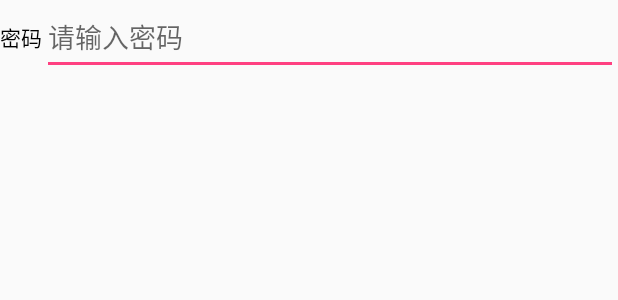
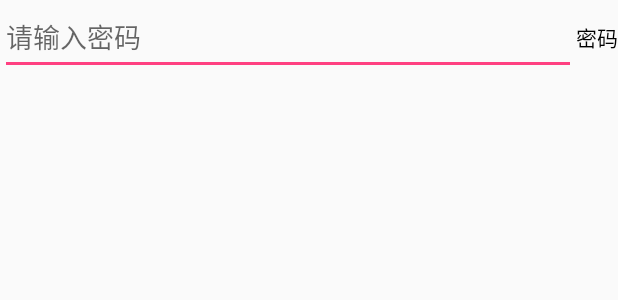
Before and after one commit to Wangjiaxing123/FixView, an Android app: the layout activity_main.xml on its own in the app's theme, with its tools: preview values and no code run, on a phone screen of 412 x 824 dp. Shown: the top 300 px of the screen. Run offline under Robolectric (Android 15) with nearby library versions, the phone set to English and light mode, and no system bars.

Commit message:
更新README

```diff
--- a/app/src/main/res/layout/activity_main.xml
+++ b/app/src/main/res/layout/activity_main.xml
@@ -10,7 +10,6 @@
       android:id="@+id/fixEt"
       app:fix_text="密码"
       app:hint_text="请输入密码"
-      app:preOrPost="PREFIX"
+      app:preOrPost="POSTFIX"
       android:layout_height="50dp"/>
-
 </LinearLayout>
```
Also changed, not shown: 1 other file.
